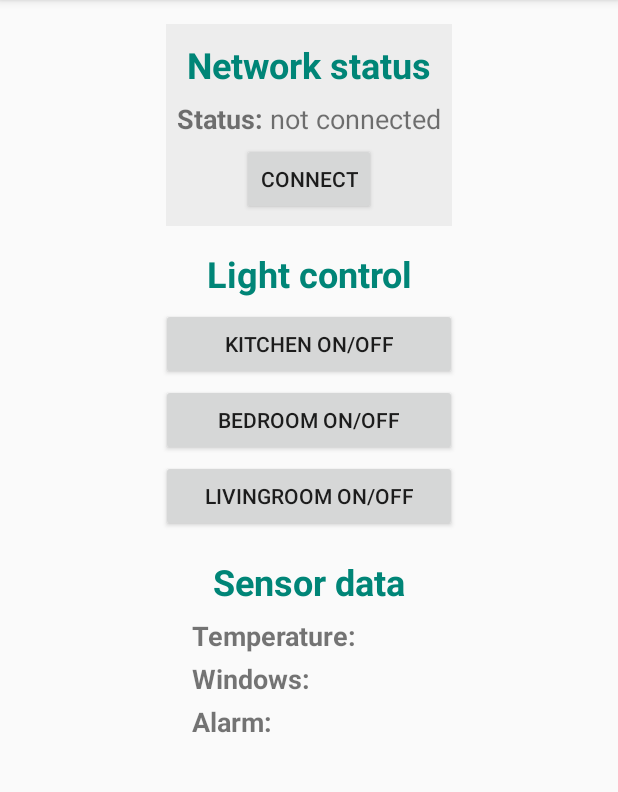
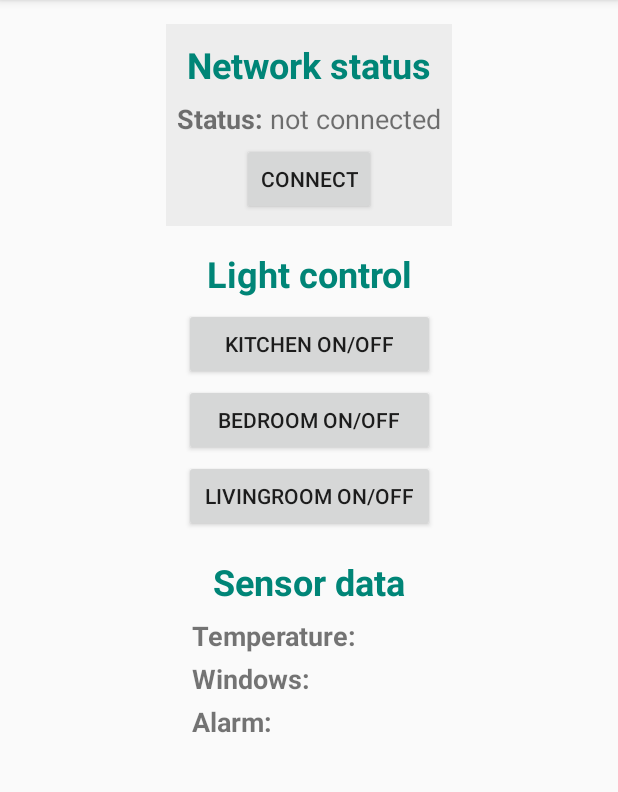
Before and after one commit to joelpalsson/smart-home-app, an Android app: the screen it shows after launch (MainActivity), on a phone screen of 412 x 824 dp, the part 84-876 px from its top. Run offline under Robolectric (Android 15) with nearby library versions, the phone set to English and light mode, and no system bars.

Commit message:
Update GUI

```diff
--- a/app/src/main/res/layout/activity_main.xml
+++ b/app/src/main/res/layout/activity_main.xml
@@ -60,7 +60,7 @@
 
     <LinearLayout
         android:id="@+id/lightControl"
-        android:layout_width="200dp"
+        android:layout_width="170dp"
         android:layout_height="wrap_content"
         android:layout_marginTop="10dp"
         android:orientation="vertical"
```
